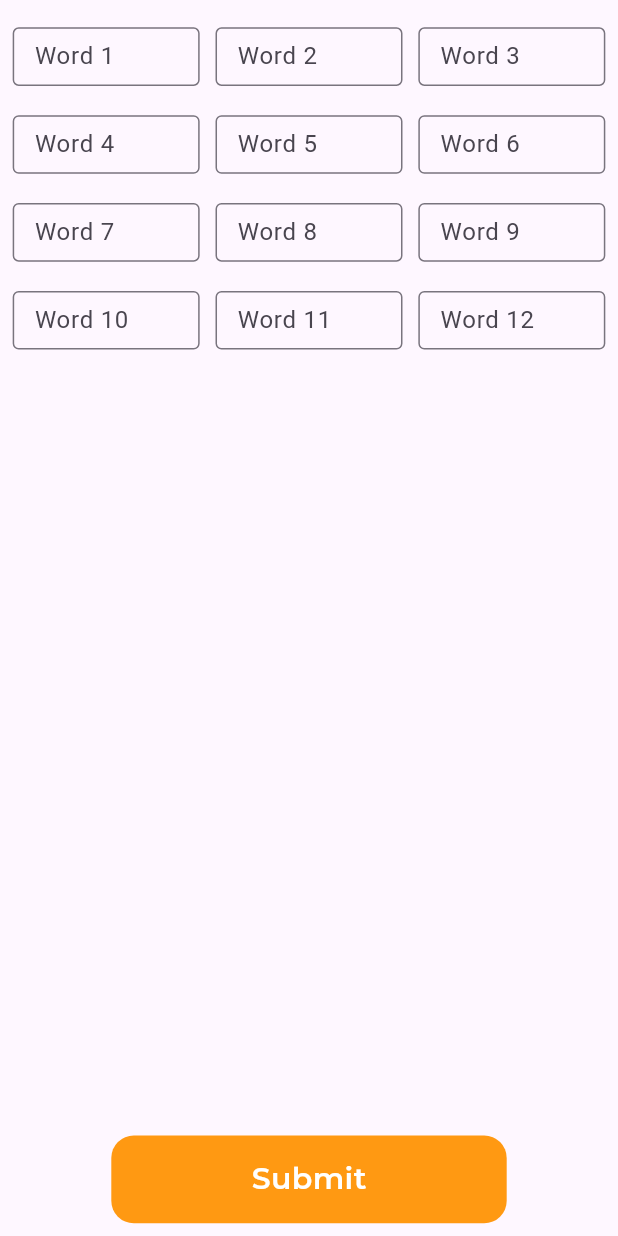
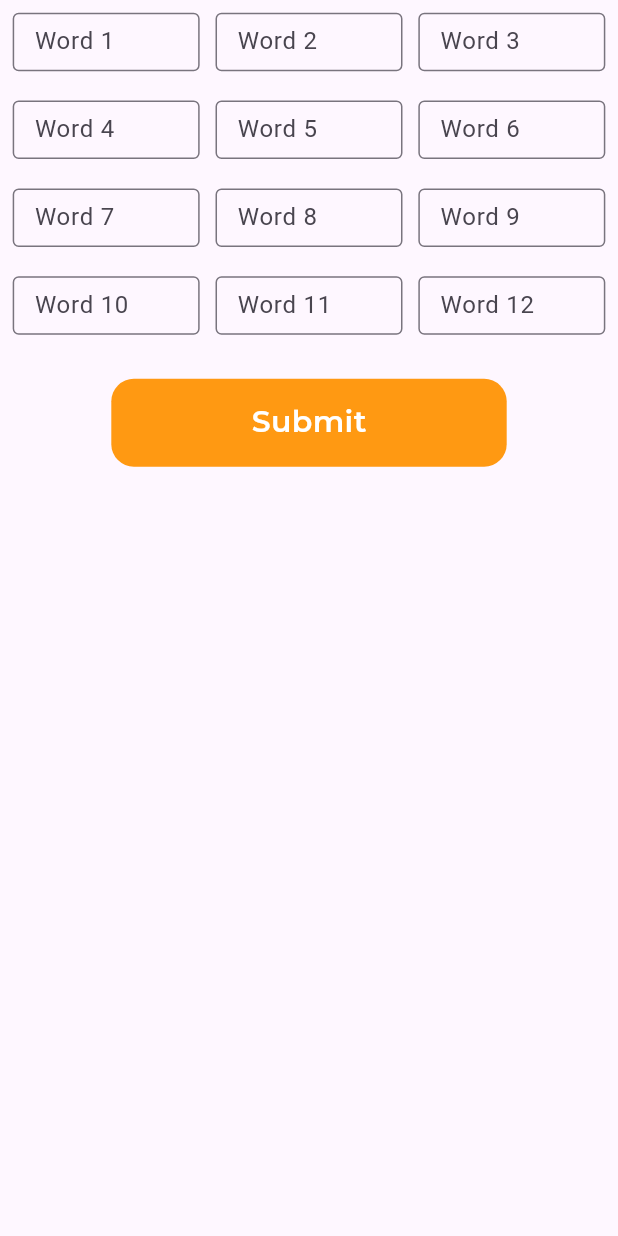
Before and after one commit to abimmayu/presensi_blockchain, a Flutter app: the ImportRecoveryPhraseWidget widget shown alone on an empty page, opened directly, on a phone screen of 412 x 824 dp. Run offline on Flutter 3.47's test engine with Material 3 defaults, Android fonts, the light colour scheme and no system bars; our stand-ins replace charts_flutter_new, cloud_firestore, dartz, dio, equatable, firebase_auth and 13 more; missing offline and left inert: android_alarm_manager_plus, bip39, geojson, svg_flutter, web3dart; accounts and stored records are empty; project files that could hold a hidden picture were left out.

Commit message:
chore: update recovery phrase

```diff
--- a/lib/feature/login/presentation/widget/import_recovery_phrase.dart
+++ b/lib/feature/login/presentation/widget/import_recovery_phrase.dart
@@ -1,7 +1,5 @@
-import 'package:flutter/foundation.dart';
 import 'package:flutter/material.dart';
 import 'package:flutter_screenutil/flutter_screenutil.dart';
-import 'package:presensi_blockchain/core/utils/constant.dart';
 import 'package:presensi_blockchain/core/widget/button.dart';
 
 class ImportRecoveryPhraseWidget extends StatefulWidget {
@@ -41,9 +39,11 @@ class _ImportRecoveryPhraseWidgetState
       padding: EdgeInsets.all(8.w),
       child: Column(
         children: [
-          Expanded(
+          Container(
+            height: 250.h,
+            padding: EdgeInsets.only(bottom: 10.h),
             child: GridView.builder(
-              padding: EdgeInsets.only(top: 10.h),
+              padding: EdgeInsets.zero,
               gridDelegate: SliverGridDelegateWithFixedCrossAxisCount(
                 crossAxisCount: 3,
                 crossAxisSpacing: 10.w,
@@ -66,7 +66,7 @@ class _ImportRecoveryPhraseWidgetState
           MainButton(
             onTap: () {},
             text: "Submit",
-          )
+          ),
         ],
       ),
     );
```
